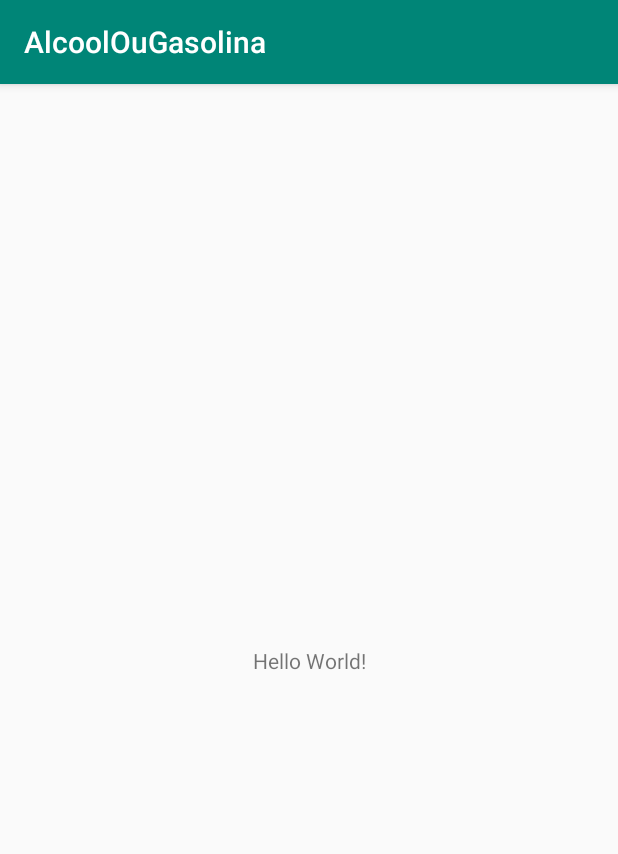
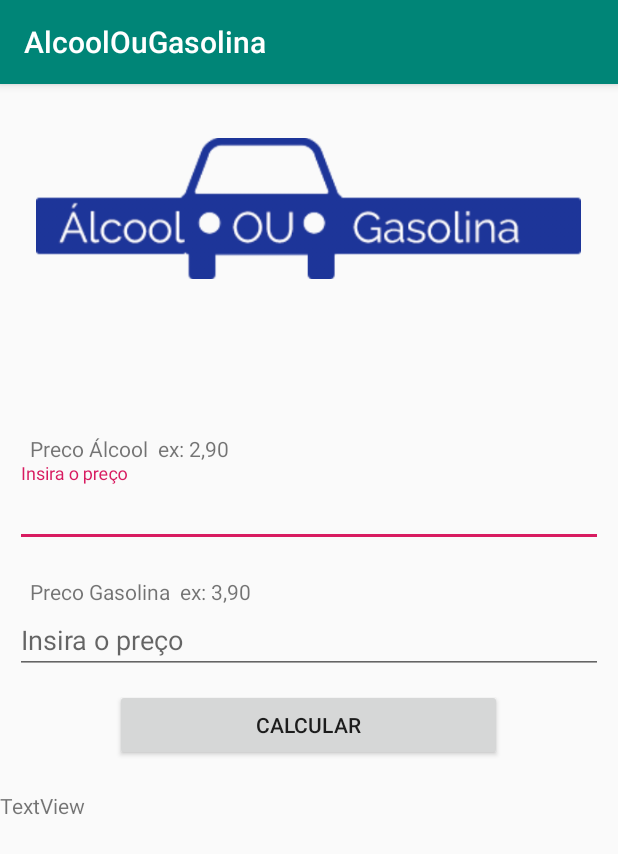
Before and after one commit to ma-th-eus/AlcoolOuGasolina, an Android app: the screen it shows after launch (MainActivity), on a phone screen of 412 x 824 dp. Shown: the top 854 px of the screen. Run offline under Robolectric (Android 15) with nearby library versions, the phone set to English and light mode, and no system bars.

Commit message:
Layout criado 2

```diff
--- a/app/build.gradle
+++ b/app/build.gradle
@@ -25,4 +25,5 @@ dependencies {
     testImplementation 'junit:junit:4.12'
     androidTestImplementation 'com.android.support.test:runner:1.0.2'
     androidTestImplementation 'com.android.support.test.espresso:espresso-core:3.0.2'
+    implementation 'com.android.support:design:28.0.0-rc02'
 }
--- a/app/src/main/res/layout/activity_main.xml
+++ b/app/src/main/res/layout/activity_main.xml
@@ -1,18 +1,86 @@
 <?xml version="1.0" encoding="utf-8"?>
-<android.support.constraint.ConstraintLayout xmlns:android="http://schemas.android.com/apk/res/android"
+<LinearLayout xmlns:android="http://schemas.android.com/apk/res/android"
     xmlns:app="http://schemas.android.com/apk/res-auto"
     xmlns:tools="http://schemas.android.com/tools"
     android:layout_width="match_parent"
     android:layout_height="match_parent"
+    android:orientation="vertical"
     tools:context=".MainActivity">
 
+    <ImageView
+        android:id="@+id/imgLogo"
+        android:layout_width="363dp"
+        android:layout_height="166dp"
+        android:layout_gravity="center"
+        android:contentDescription="imagem logo"
+        android:fadingEdge="none"
+        app:srcCompat="@drawable/logo" />
+
     <TextView
-        android:layout_width="wrap_content"
+        android:id="@+id/tvDescricao"
+        android:layout_width="270dp"
+        android:layout_height="57dp"
+        android:layout_gravity="center"
+        android:textSize="20sp"
+        tools:text="@string/descricao" />
+
+    <TextView
+        android:id="@+id/tvPrecoAlcool"
+        android:layout_width="match_parent"
         android:layout_height="wrap_content"
-        android:text="Hello World!"
-        app:layout_constraintBottom_toBottomOf="parent"
-        app:layout_constraintLeft_toLeftOf="parent"
-        app:layout_constraintRight_toRightOf="parent"
-        app:layout_constraintTop_toTopOf="parent" />
+        android:layout_marginLeft="20dp"
+        android:layout_marginTop="10dp"
+        android:text="Preco Álcool  ex: 2,90" />
 
-</android.support.constraint.ConstraintLayout>
+    <android.support.design.widget.TextInputLayout
+        android:layout_width="match_parent"
+        android:layout_height="wrap_content">
+
+        <android.support.design.widget.TextInputEditText
+            android:id="@+id/tietPrecoAlcool"
+            android:layout_width="match_parent"
+            android:layout_height="match_parent"
+            android:layout_gravity="center"
+            android:layout_marginLeft="10dp"
+            android:layout_marginTop="10dp"
+            android:layout_marginRight="10dp"
+            android:hint="Insira o preço" />
+
+    </android.support.design.widget.TextInputLayout>
+
+    <TextView
+        android:id="@+id/tvPrecoGasolina"
+        android:layout_width="match_parent"
+        android:layout_height="wrap_content"
+        android:layout_gravity="left"
+        android:layout_marginLeft="20dp"
+        android:layout_marginTop="20dp"
+        android:text="Preco Gasolina  ex: 3,90" />
+
+    <android.support.design.widget.TextInputEditText
+        android:id="@+id/tietPrecoGasolina"
+        android:layout_width="match_parent"
+        android:layout_height="wrap_content"
+        android:layout_gravity="center"
+        android:layout_marginLeft="10dp"
+        android:layout_marginRight="10dp"
+        android:layout_marginBottom="10dp"
+        android:hint="Insira o preço" />
+
+    <Button
+        android:id="@+id/btCalcular"
+        android:layout_width="258dp"
+        android:layout_height="wrap_content"
+        android:layout_gravity="center_horizontal"
+        android:layout_marginLeft="40dp"
+        android:layout_marginRight="40dp"
+        android:layout_marginBottom="20dp"
+        android:text="Calcular" />
+
+    <TextView
+        android:id="@+id/tvResultado"
+        android:layout_width="match_parent"
+        android:layout_height="wrap_content"
+        android:text="TextView" />
+
+</LinearLayout>
--- a/app/src/main/res/values/strings.xml
+++ b/app/src/main/res/values/strings.xml
@@ -1,3 +1,4 @@
 <resources>
     <string name="app_name">AlcoolOuGasolina</string>
+    <string name="descricao">Saiba a melhor opção para o abastecimento do seu carro</string>
 </resources>
```
